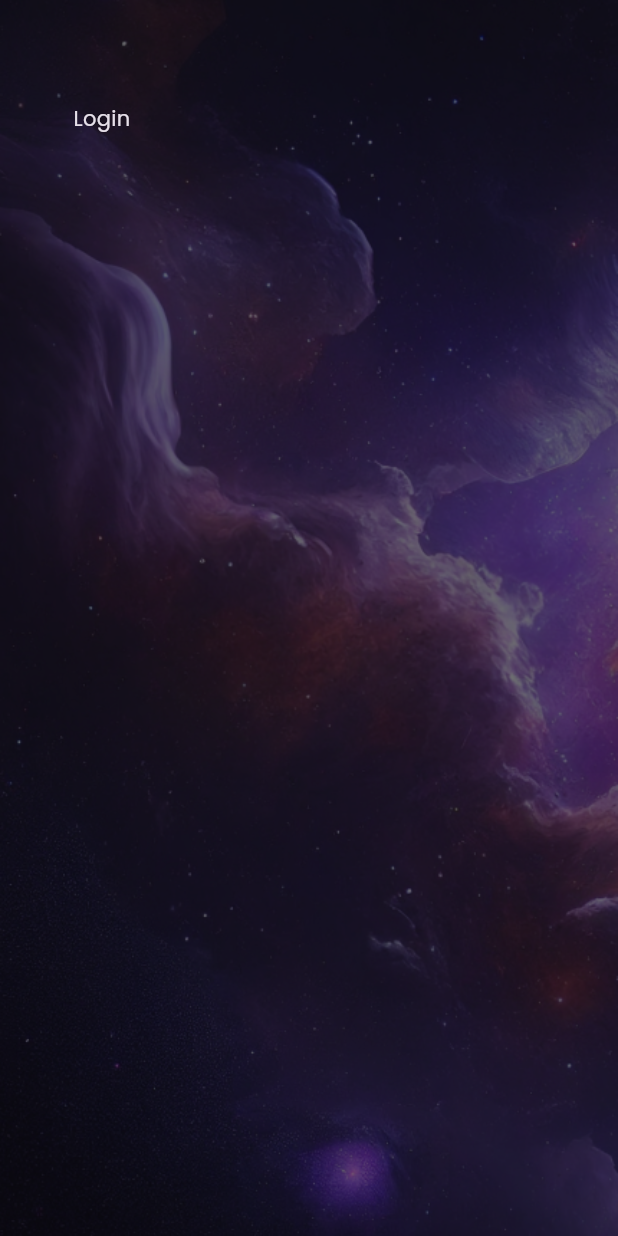
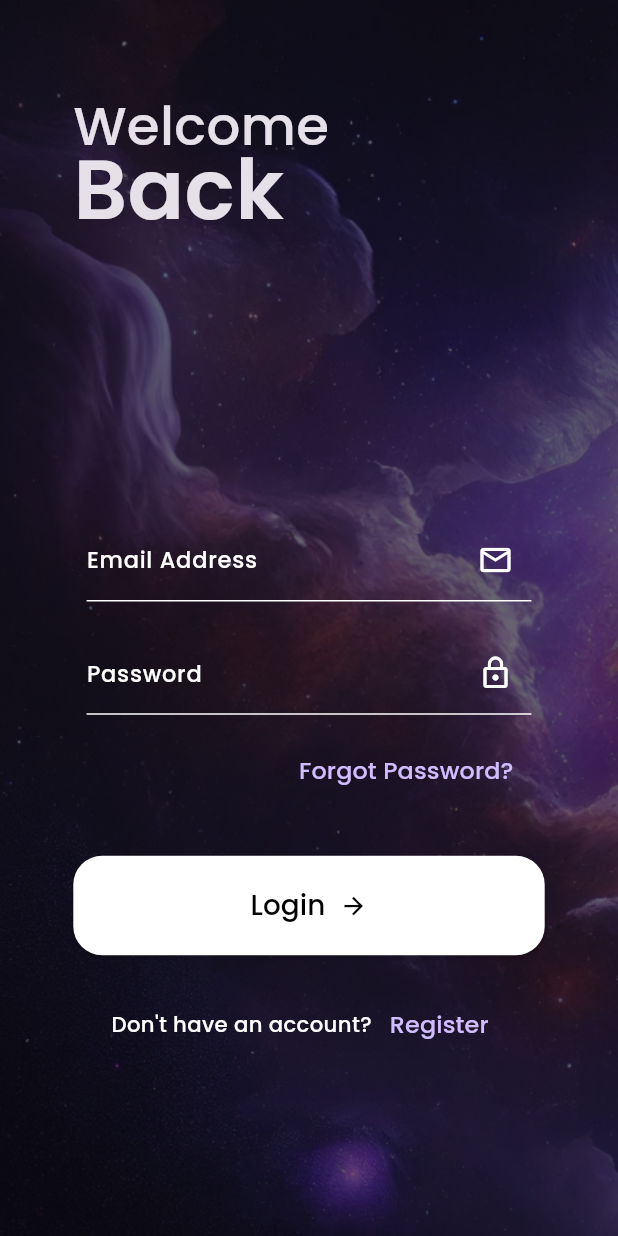
Before and after one commit to typ-AhmedSleem/exoplanet_odyssey, a Flutter app: the screen it shows after launch, on a phone screen of 412 x 824 dp. Run offline on Flutter 3.47's test engine with Material 3 defaults, Android fonts, the phone set to English and light mode, and no system bars; our stand-ins replace flutter_onboarding_slider, flutter_screenutil, google_fonts.

Commit message:
creat login screen

```diff
--- a/lib/core/utils/constants/colors.dart
+++ b/lib/core/utils/constants/colors.dart
@@ -1,3 +1,4 @@
 import 'package:flutter/material.dart';
 
 const kPrimaryColor = Color(0xFFFFFFFF);
+const kSecondaryColor = Color(0xFF000000);
--- a/lib/features/auth/login/login_view.dart
+++ b/lib/features/auth/login/login_view.dart
@@ -1,6 +1,11 @@
 import 'package:exoplanet_odyssey/core/utils/responsive_ui/widget_height.dart';
 import 'package:exoplanet_odyssey/core/utils/responsive_ui/widget_width.dart';
+import 'package:exoplanet_odyssey/features/auth/widgets/auth_choice.dart';
+import 'package:exoplanet_odyssey/features/auth/widgets/custom_button.dart';
+import 'package:exoplanet_odyssey/features/auth/widgets/custom_text_button.dart';
+import 'package:exoplanet_odyssey/features/auth/widgets/custom_textformfield.dart';
 import 'package:exoplanet_odyssey/features/widgets/background_image.dart';
+import 'package:exoplanet_odyssey/features/widgets/header_text.dart';
 import 'package:flutter/material.dart';
 
 class LoginView extends StatelessWidget {
@@ -16,12 +21,58 @@ class LoginView extends StatelessWidget {
               padding: EdgeInsets.symmetric(
                   horizontal: widgetWidth(context: context, width: 51.0),
                   vertical: widgetHeight(context: context, height: 78.0)),
-              child: const Column(
-                crossAxisAlignment: CrossAxisAlignment.center,
+              child: Column(
+                crossAxisAlignment: CrossAxisAlignment.start,
+                mainAxisAlignment: MainAxisAlignment.center,
+                mainAxisSize: MainAxisSize.min,
                 children: [
-                  Text(
-                    'Login',
-                  )
+                  const HeaderText(
+                    firstLine: 'Welcome',
+                    secondLine: 'Back',
+                  ),
+                  SizedBox(
+                    height: widgetHeight(context: context, height: 200),
+                  ),
+                  Padding(
+                    padding: EdgeInsets.all(
+                        widgetHeight(context: context, height: 10)),
+                    child: Column(
+                      mainAxisAlignment: MainAxisAlignment.center,
+                      children: [
+                        const CustomTextFormField(
+                          labelText: 'Email Address',
+                        ),
+                        SizedBox(
+                            height: widgetHeight(context: context, height: 23)),
+                        const CustomTextFormField(
+                          labelText: 'Password',
+                          obscureText: true,
+                        ),
+                        SizedBox(
+                            height: widgetHeight(context: context, height: 15)),
+                        Align(
+                          alignment: Alignment.centerRight,
+                          child: CustomTextButton(
+                            text: 'Forgot Password?',
+                            onPressed: () {},
+                          ),
+                        )
+                      ],
+                    ),
+                  ),
+                  SizedBox(height: widgetHeight(context: context, height: 27)),
+                  Column(
+                    crossAxisAlignment: CrossAxisAlignment.center,
+                    children: [
+                      CustomButton(text: 'Login', onPressed: () {}),
+                      SizedBox(
+                        height: widgetHeight(context: context, height: 25),
+                      ),
+                      const AuthChoice(
+                        isLogin: true,
+                      ),
+                    ],
+                  ),
                 ],
               ),
             ),
--- /dev/null
+++ b/lib/features/auth/widgets/auth_choice.dart
@@ -0,0 +1,31 @@
+
+import 'package:exoplanet_odyssey/core/utils/constants/colors.dart';
+import 'package:exoplanet_odyssey/features/auth/widgets/custom_text_button.dart';
+import 'package:flutter/material.dart';
+import 'package:flutter_screenutil/flutter_screenutil.dart';
+
+class AuthChoice extends StatelessWidget {
+  const AuthChoice({
+    super.key, required this.isLogin,
+  });
+  final bool isLogin;
+
+  @override
+  Widget build(BuildContext context) {
+    return Row(
+      mainAxisAlignment: MainAxisAlignment.center,
+      children: [
+        Text(isLogin ? 'Don\'t have an account?':'Already have an account?',
+            style: TextStyle(
+              fontSize: 16.sp,
+              fontWeight: FontWeight.w500,
+              color: kPrimaryColor,
+            )),
+        CustomTextButton(
+          text: isLogin?'Register':'Login',
+          onPressed: () {},
+        ),
+      ],
+    );
+  }
+}
--- /dev/null
+++ b/lib/features/auth/widgets/custom_button.dart
@@ -0,0 +1,47 @@
+import 'package:exoplanet_odyssey/core/utils/constants/colors.dart';
+import 'package:exoplanet_odyssey/core/utils/responsive_ui/widget_height.dart';
+import 'package:exoplanet_odyssey/core/utils/responsive_ui/widget_width.dart';
+import 'package:flutter/material.dart';
+import 'package:flutter_screenutil/flutter_screenutil.dart';
+
+class CustomButton extends StatelessWidget {
+  const CustomButton({super.key, required this.text, required this.onPressed});
+  final String text;
+  final void Function() onPressed;
+
+  @override
+  Widget build(BuildContext context) {
+    return ElevatedButton(
+      style: ElevatedButton.styleFrom(
+        shape: RoundedRectangleBorder(
+          borderRadius:
+              BorderRadius.circular(widgetWidth(context: context, width: 20)),
+        ),
+        backgroundColor: kPrimaryColor,
+        minimumSize:
+            Size(double.infinity, widgetHeight(context: context, height: 75)),
+      ),
+      onPressed: onPressed,
+      child: Row(
+        mainAxisAlignment: MainAxisAlignment.center,
+        children: [
+          Text(
+            text,
+            style: TextStyle(
+                color: kSecondaryColor,
+                fontSize: 21.sp,
+                fontWeight: FontWeight.w500),
+          ),
+          SizedBox(
+            width: widgetWidth(context: context, width: 10),
+          ),
+          Icon(
+            Icons.arrow_forward,
+            color: kSecondaryColor,
+            size: 21.sp,
+          )
+        ],
+      ),
+    );
+  }
+}
--- /dev/null
+++ b/lib/features/auth/widgets/custom_text_button.dart
@@ -0,0 +1,23 @@
+import 'package:flutter/material.dart';
+import 'package:flutter_screenutil/flutter_screenutil.dart';
+
+class CustomTextButton extends StatelessWidget {
+  const CustomTextButton({
+    super.key, required this.onPressed, required this.text,
+  });
+  final VoidCallback onPressed;
+  final String text;
+
+  @override
+  Widget build(BuildContext context) {
+    return TextButton(
+        onPressed: onPressed,
+        child: Text(
+          text,
+          style: TextStyle(
+            fontSize: 18.sp,
+            fontWeight: FontWeight.w500,
+          ),
+        ));
+  }
+}
--- /dev/null
+++ b/lib/features/auth/widgets/custom_textformfield.dart
@@ -0,0 +1,43 @@
+import 'package:exoplanet_odyssey/core/utils/constants/colors.dart';
+import 'package:flutter/material.dart';
+import 'package:flutter_screenutil/flutter_screenutil.dart';
+
+class CustomTextFormField extends StatelessWidget {
+  const CustomTextFormField({
+    super.key,
+    required this.labelText,
+    this.obscureText = false,
+  });
+  final String labelText;
+  final bool obscureText;
+
+  @override
+  Widget build(BuildContext context) {
+    return TextFormField(
+      obscureText: obscureText,
+      decoration: InputDecoration(
+        labelText: labelText,
+        labelStyle: TextStyle(
+          color: kPrimaryColor,
+          fontSize: 17.sp,
+          fontWeight: FontWeight.w500,
+        ),
+        suffixIcon: Icon(
+          obscureText
+              ? Icons.lock_outline
+              : labelText.contains('Email')
+                  ? Icons.email_outlined
+                  : Icons.person_outline_rounded,
+          color: kPrimaryColor,
+        ),
+        enabledBorder: const UnderlineInputBorder(
+          borderSide: BorderSide(color: kPrimaryColor),
+        ),
+        focusedBorder: const UnderlineInputBorder(
+          borderSide: BorderSide(color: kPrimaryColor),
+        ),
+      ),
+      style: const TextStyle(color: kPrimaryColor),
+    );
+  }
+}
--- /dev/null
+++ b/lib/features/widgets/header_text.dart
@@ -0,0 +1,39 @@
+
+import 'package:exoplanet_odyssey/core/utils/responsive_ui/widget_height.dart';
+import 'package:flutter/material.dart';
+import 'package:flutter_screenutil/flutter_screenutil.dart';
+
+class HeaderText extends StatelessWidget {
+  const HeaderText({
+    super.key, required this.firstLine, required this.secondLine,
+  });
+  final String firstLine;
+  final String secondLine ;
+
+  @override
+  Widget build(BuildContext context) {
+    return SizedBox(
+      height: widgetHeight(context: context, height: 103),
+      child: Column(
+        crossAxisAlignment: CrossAxisAlignment.start,
+        children: [
+          Text(
+            firstLine,
+            style: TextStyle(
+              fontSize: 40.sp,
+              fontWeight: FontWeight.w500,
+              height: 0.9,
+            ),
+          ),
+          Text(
+            secondLine,
+            style: TextStyle(
+                fontSize: 63.sp,
+                fontWeight: FontWeight.w600,
+                height: 0.9),
+          ),
+        ],
+      ),
+    );
+  }
+}
```
